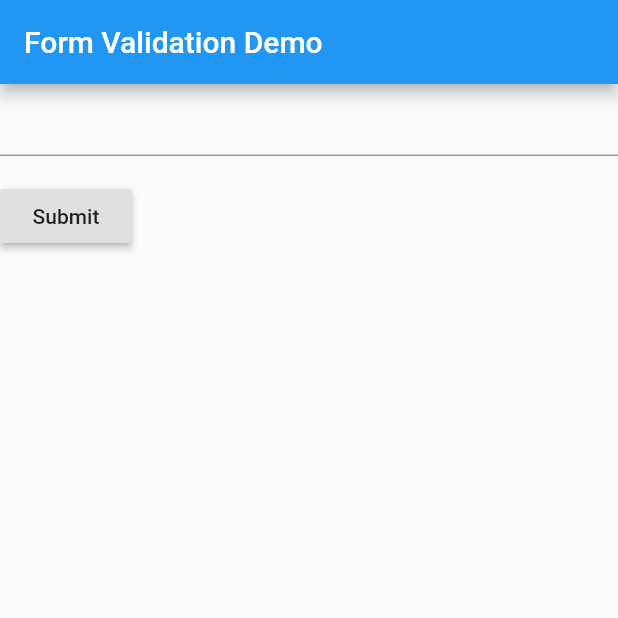
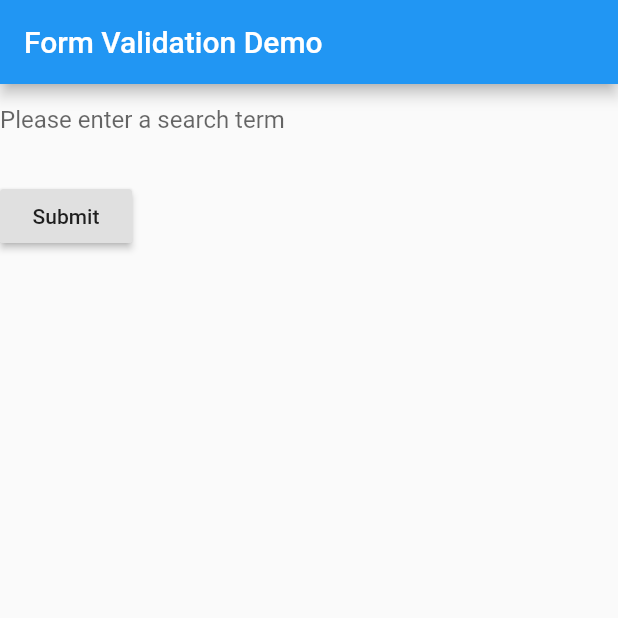
Before and after one commit to jamilxt/flutter_form_validation, a Flutter app: the screen it shows after launch, on a phone screen of 412 x 824 dp, the top half of it. Run offline on Flutter 3.47's test engine with Material 2 defaults, Android fonts, the phone set to English and light mode, and no system bars.

Commit message:
change TextFormField decoration

```diff
--- a/lib/main.dart
+++ b/lib/main.dart
@@ -48,6 +48,10 @@ class _MyCustomFormState extends State<MyCustomForm> {
                 return 'Please enter some text';
               }
             },
+            // Decorate TextFormField
+            decoration: InputDecoration(
+                border: InputBorder.none,
+                hintText: 'Please enter a search term'),
           ),
           Padding(
             padding: const EdgeInsets.symmetric(vertical: 16.0),
```
